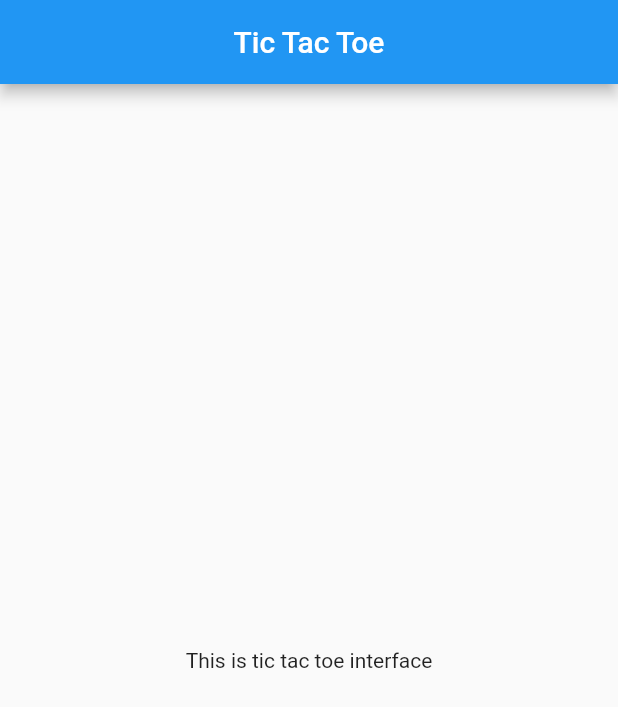
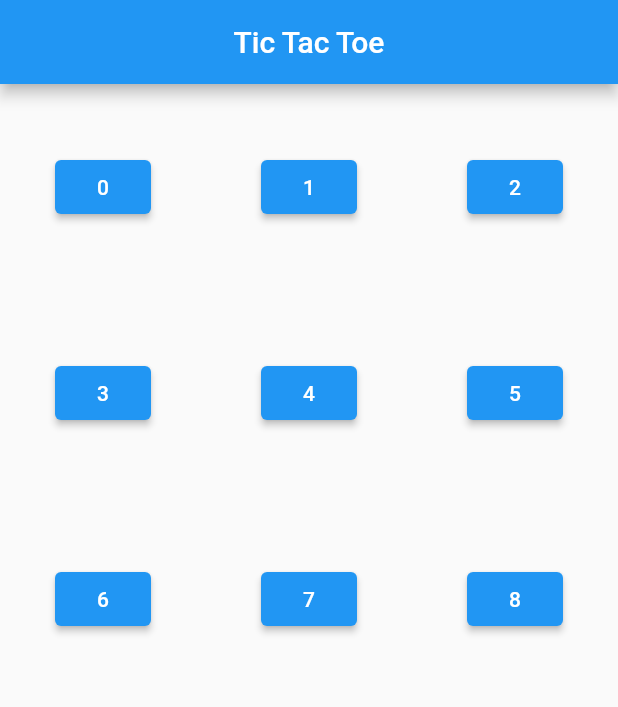
Before and after one commit to Sujan-Koirala021/Tic-tac-toe-Flutter, a Flutter app: the screen it shows after launch, on a phone screen of 412 x 824 dp. Shown: the top 707 px of the screen. Run offline on Flutter 3.47's test engine with Material 2 defaults, Android fonts, the phone set to English and light mode, and no system bars.

Commit message:
3 by 3 grid table added

```diff
--- a/lib/main.dart
+++ b/lib/main.dart
@@ -17,16 +17,30 @@ class MyApp extends StatelessWidget {
 class HomePage extends StatelessWidget {
   const HomePage({super.key});
 
+  Widget _box(var index) {
+    return ElevatedButton(
+      onPressed: (){},
+      child: Text("$index")
+      );
+  }
+
   @override
   Widget build(BuildContext context) {
     return Scaffold(
       appBar: AppBar(
         title: const Center(
-          child : Text('Tic Tac Toe'),),
+          child: Text('Tic Tac Toe'),
+        ),
       ),
-      body: const Center(
-        child: Text('This is tic tac toe interface'),
-      ),
+      body: Center(
+          child: GridView.count(
+        crossAxisCount: 3,
+        children: List.generate(9, (index) {
+          return Center(
+            child: _box(index),
+          );
+        }),
+      )),
     );
   }
 }
```
